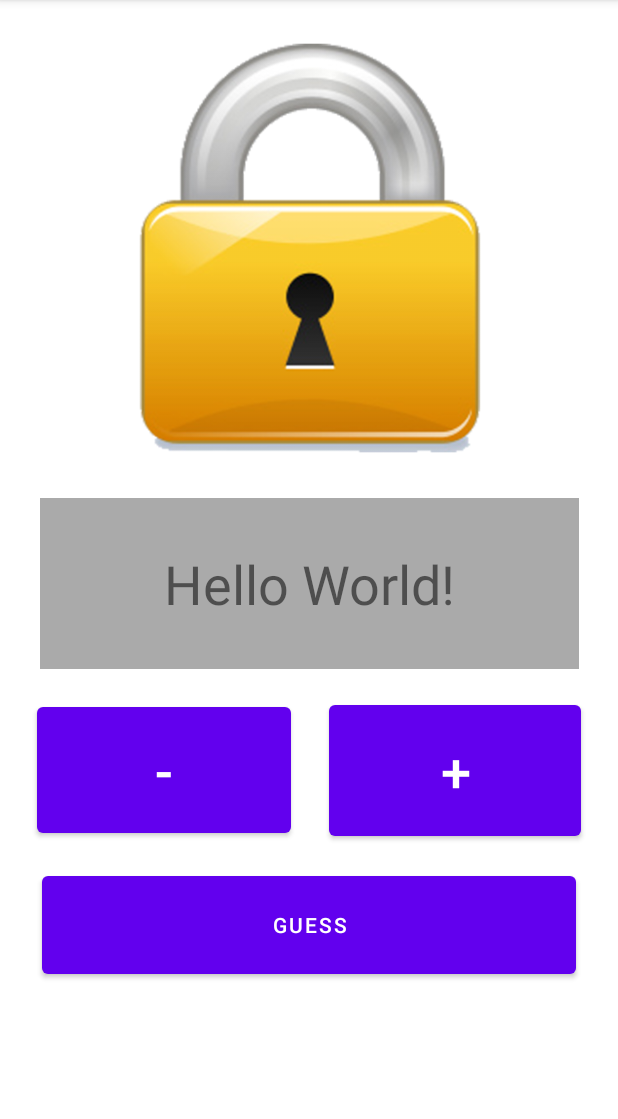
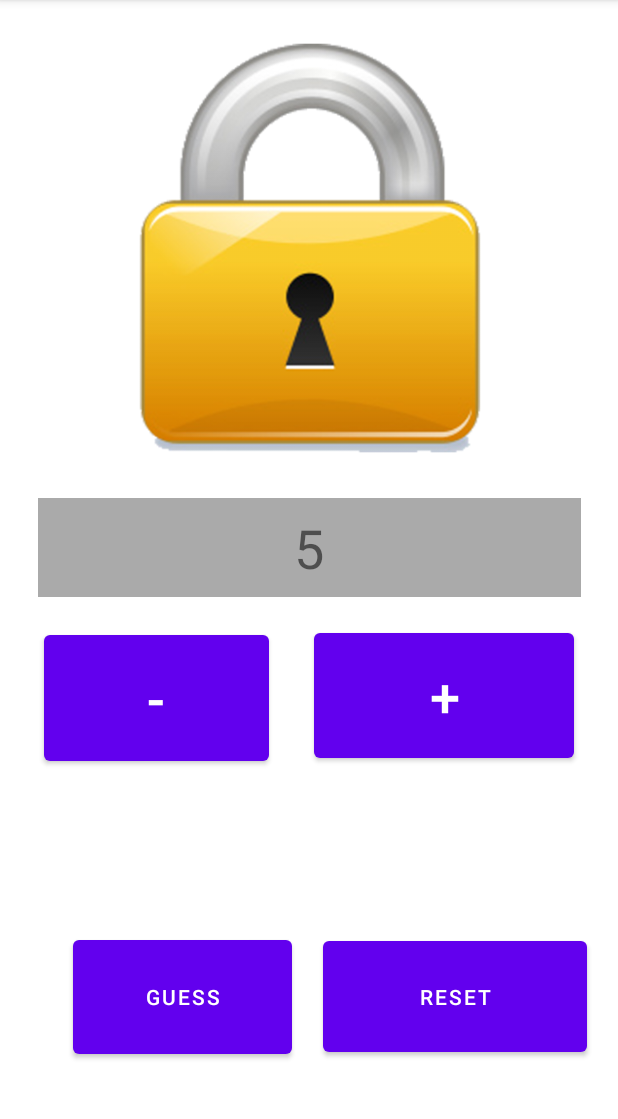
Before and after one commit to handy505/P03_Locker, an Android app: the screen it shows after launch (MainActivity), on a phone screen of 412 x 824 dp, the part 84-1203 px from its top. Run offline under Robolectric (Android 15) with nearby library versions, the phone set to English and light mode, and no system bars.

Commit message:
add reset button

```diff
--- a/app/src/main/java/com/example/p03_locker/MainActivity.kt
+++ b/app/src/main/java/com/example/p03_locker/MainActivity.kt
@@ -2,8 +2,8 @@ package com.example.p03_locker
 
 import androidx.appcompat.app.AppCompatActivity
 import android.os.Bundle
-import android.widget.ImageButton
-import android.widget.ImageView
+import android.widget.*
+import kotlin.random.Random
 
 class MainActivity : AppCompatActivity() {
     override fun onCreate(savedInstanceState: Bundle?) {
@@ -13,6 +13,57 @@ class MainActivity : AppCompatActivity() {
         val imageview: ImageView = findViewById(R.id.imageView)
         imageview.setImageResource(R.drawable.lock)
 
+        val guessnumTextView: TextView = findViewById(R.id.textview1)
+
+        val locker = Locker()
+        locker.set_password(10)
+        locker.lock()
+
+
+        val addbutton: Button = findViewById(R.id.addbutton)
+        addbutton.setOnClickListener {
+            var s: String = guessnumTextView.text as String
+            var n: Int = s.toInt()
+            if (n < 20){
+                n += 1
+            }
+            guessnumTextView.setText(n.toString())
+        }
+
+        val decbutton: Button = findViewById(R.id.decbutton)
+        decbutton.setOnClickListener {
+            var s: String = guessnumTextView.text as String
+            var n: Int = s.toInt()
+            if (n > 0){
+                n -= 1
+            }
+            guessnumTextView.setText(n.toString())
+        }
+
+        val guessbutton: Button = findViewById(R.id.guessbutton)
+        guessbutton.setOnClickListener {
+            var s: String = guessnumTextView.text as String
+            var n: Int = s.toInt()
+
+            val ret: Boolean = locker.unlock(n)
+            val toast = Toast.makeText(this, ret.toString(), Toast.LENGTH_SHORT)
+            toast.show()
+            if (ret) {
+                imageview.setImageResource(R.drawable._1)
+            } else {
+                imageview.setImageResource(R.drawable.lock)
+
+            }
+        }
+
+        val resetbutton: Button = findViewById(R.id.resetbutton)
+        resetbutton.setOnClickListener {
+            imageview.setImageResource(R.drawable.lock)
+
+            var n: Int = Random.nextInt(0, 20)
+            locker.set_password(n)
+            locker.lock()
+        }
 
     }
 }
--- a/app/src/main/res/layout/activity_main.xml
+++ b/app/src/main/res/layout/activity_main.xml
@@ -9,11 +9,11 @@
 
     <TextView
         android:id="@+id/textview1"
-        android:layout_width="359dp"
-        android:layout_height="114dp"
+        android:layout_width="362dp"
+        android:layout_height="66dp"
         android:background="@android:color/darker_gray"
         android:gravity="center"
-        android:text="Hello World!"
+        android:text="@string/_5"
         android:textSize="36sp"
         app:layout_constraintEnd_toEndOf="parent"
         app:layout_constraintStart_toStartOf="parent"
@@ -31,17 +31,21 @@
 
     <Button
         android:id="@+id/guessbutton"
-        android:layout_width="356dp"
-        android:layout_height="77dp"
-        android:layout_marginTop="132dp"
+        android:layout_width="146dp"
+        android:layout_height="88dp"
+        android:layout_marginStart="28dp"
+        android:layout_marginLeft="28dp"
+        android:layout_marginTop="47dp"
         android:text="@string/guess"
-        app:layout_constraintEnd_toEndOf="parent"
+        app:layout_constraintBottom_toBottomOf="parent"
+        app:layout_constraintEnd_toStartOf="@+id/resetbutton"
+        app:layout_constraintHorizontal_bias="0.5"
         app:layout_constraintStart_toStartOf="parent"
-        app:layout_constraintTop_toBottomOf="@+id/textview1" />
+        app:layout_constraintTop_toBottomOf="@+id/decbutton" />
 
     <Button
         android:id="@+id/decbutton"
-        android:layout_width="169dp"
+        android:layout_width="150dp"
         android:layout_height="96dp"
         android:layout_marginTop="19dp"
         android:text="@string/dec"
@@ -53,8 +57,8 @@
 
     <Button
         android:id="@+id/addbutton"
-        android:layout_width="168dp"
-        android:layout_height="99dp"
+        android:layout_width="173dp"
+        android:layout_height="95dp"
         android:layout_marginTop="18dp"
         android:text="@string/add"
         android:textSize="36sp"
@@ -63,4 +67,16 @@
         app:layout_constraintStart_toEndOf="@+id/decbutton"
         app:layout_constraintTop_toBottomOf="@+id/textview1" />
 
+    <Button
+        android:id="@+id/resetbutton"
+        android:layout_width="176dp"
+        android:layout_height="86dp"
+        android:layout_marginTop="49dp"
+        android:text="@string/reset"
+        app:layout_constraintBottom_toBottomOf="parent"
+        app:layout_constraintEnd_toEndOf="parent"
+        app:layout_constraintHorizontal_bias="0.5"
+        app:layout_constraintStart_toEndOf="@+id/guessbutton"
+        app:layout_constraintTop_toBottomOf="@+id/addbutton" />
+
 </androidx.constraintlayout.widget.ConstraintLayout>
--- a/app/src/main/res/values/strings.xml
+++ b/app/src/main/res/values/strings.xml
@@ -5,5 +5,7 @@
     <string name="guess">guess</string>
     <string name="add">+</string>
     <string name="dec">-</string>
+    <string name="_5">5</string>
+    <string name="reset">reset</string>
 
 </resources>
```
Also changed, not shown: app/src/main/java/com/example/p03_locker/Locker.kt (+9 -5 lines), 3 other files.
